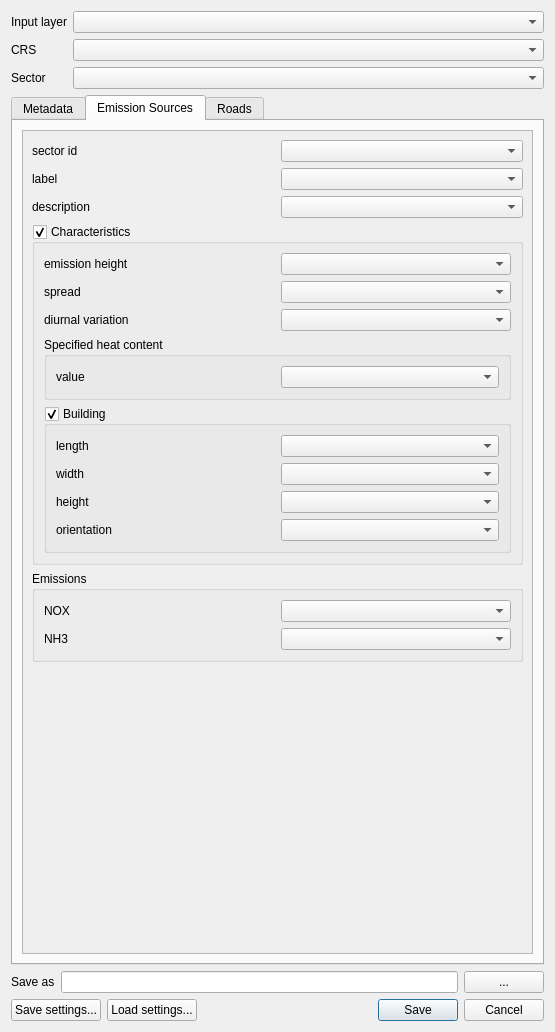
The window that ImaerPlugin/generate_calc_input_dlg.ui (opengeogroep/AERIUS-QGIS-plugins) describes before a commit, drawn with Qt 5.
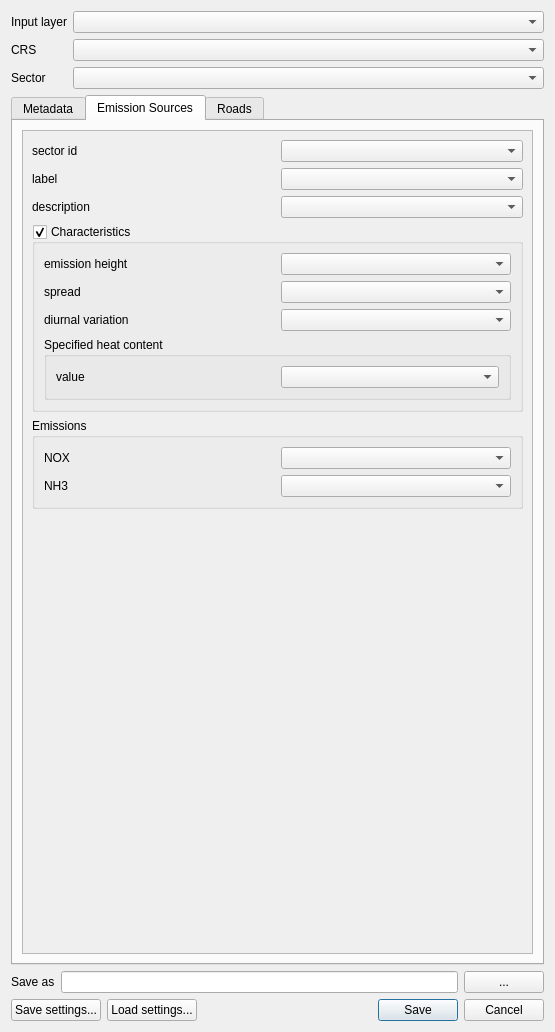
The same window after the commit. The open tabs and pages were chosen to show the change. Custom widgets are drawn as their Qt base class.

Commit message: Removed old Buildings code

```diff
--- a/ImaerPlugin/generate_calc_input_dlg.ui
+++ b/ImaerPlugin/generate_calc_input_dlg.ui
@@ -55,7 +55,7 @@
        <item>
         <widget class="QTabWidget" name="tabWidget">
          <property name="currentIndex">
-          <number>2</number>
+          <number>1</number>
          </property>
          <widget class="QWidget" name="tab_metadata">
           <attribute name="title">
@@ -221,12 +221,11 @@
                   <bool>true</bool>
                  </property>
                  <layout class="QGridLayout" name="gridLayout_6">
-                  <item row="2" column="0">
-                   <widget class="QLabel" name="label_es_diurnal_variation">
-                    <property name="text">
-                     <string>diurnal variation</string>
-                    </property>
-                   </widget>
+                  <item row="0" column="1">
+                   <widget class="QgsFieldComboBox" name="fcb_es_emission_height"/>
+                  </item>
+                  <item row="2" column="1">
+                   <widget class="QgsFieldComboBox" name="fcb_es_diurnal_variation"/>
                   </item>
                   <item row="0" column="0">
                    <widget class="QLabel" name="label_es_emission_height">
@@ -235,9 +234,6 @@
                     </property>
                    </widget>
                   </item>
-                  <item row="0" column="1">
-                   <widget class="QgsFieldComboBox" name="fcb_es_emission_height"/>
-                  </item>
                   <item row="3" column="0" colspan="2">
                    <widget class="QGroupBox" name="groupBox_heatContent">
                     <property name="title">
@@ -257,63 +253,15 @@
                     </layout>
                    </widget>
                   </item>
-                  <item row="4" column="0" colspan="2">
-                   <widget class="QGroupBox" name="groupBox_building">
-                    <property name="title">
-                     <string>Building</string>
-                    </property>
-                    <property name="checkable">
-                     <bool>true</bool>
-                    </property>
-                    <property name="checked">
-                     <bool>true</bool>
-                    </property>
-                    <layout class="QGridLayout" name="gridLayout_4">
-                     <item row="0" column="0">
-                      <widget class="QLabel" name="label_b_length">
-                       <property name="text">
-                        <string>length</string>
-                       </property>
-                      </widget>
-                     </item>
-                     <item row="0" column="1">
-                      <widget class="QgsFieldComboBox" name="fcb_b_length"/>
-                     </item>
-                     <item row="1" column="0">
-                      <widget class="QLabel" name="label_b_width">
-                       <property name="text">
-                        <string>width</string>
-                       </property>
-                      </widget>
-                     </item>
-                     <item row="1" column="1">
-                      <widget class="QgsFieldComboBox" name="fcb_b_width"/>
-                     </item>
-                     <item row="2" column="0">
-                      <widget class="QLabel" name="label_b_height">
-                       <property name="text">
-                        <string>height</string>
-                       </property>
-                      </widget>
-                     </item>
-                     <item row="2" column="1">
-                      <widget class="QgsFieldComboBox" name="fcb_b_height"/>
-                     </item>
-                     <item row="3" column="0">
-                      <widget class="QLabel" name="label_b_orientation">
-                       <property name="text">
-                        <string>orientation</string>
-                       </property>
-                      </widget>
-                     </item>
-                     <item row="3" column="1">
-                      <widget class="QgsFieldComboBox" name="fcb_b_orientation"/>
-                     </item>
-                    </layout>
-                   </widget>
+                  <item row="1" column="1">
+                   <widget class="QgsFieldComboBox" name="fcb_es_spread"/>
                   </item>
-                  <item row="2" column="1">
-                   <widget class="QgsFieldComboBox" name="fcb_es_diurnal_variation"/>
+                  <item row="2" column="0">
+                   <widget class="QLabel" name="label_es_diurnal_variation">
+                    <property name="text">
+                     <string>diurnal variation</string>
+                    </property>
+                   </widget>
                   </item>
                   <item row="1" column="0">
                    <widget class="QLabel" name="label_es_emission_spread">
@@ -322,9 +270,6 @@
                     </property>
                    </widget>
                   </item>
-                  <item row="1" column="1">
-                   <widget class="QgsFieldComboBox" name="fcb_es_spread"/>
-                  </item>
                  </layout>
                 </widget>
                </item>
@@ -400,7 +345,7 @@
               <property name="geometry">
                <rect>
                 <x>0</x>
-                <y>-438</y>
+                <y>0</y>
                 <width>495</width>
                 <height>1406</height>
                </rect>
```
The commit also changes 1 other file.
